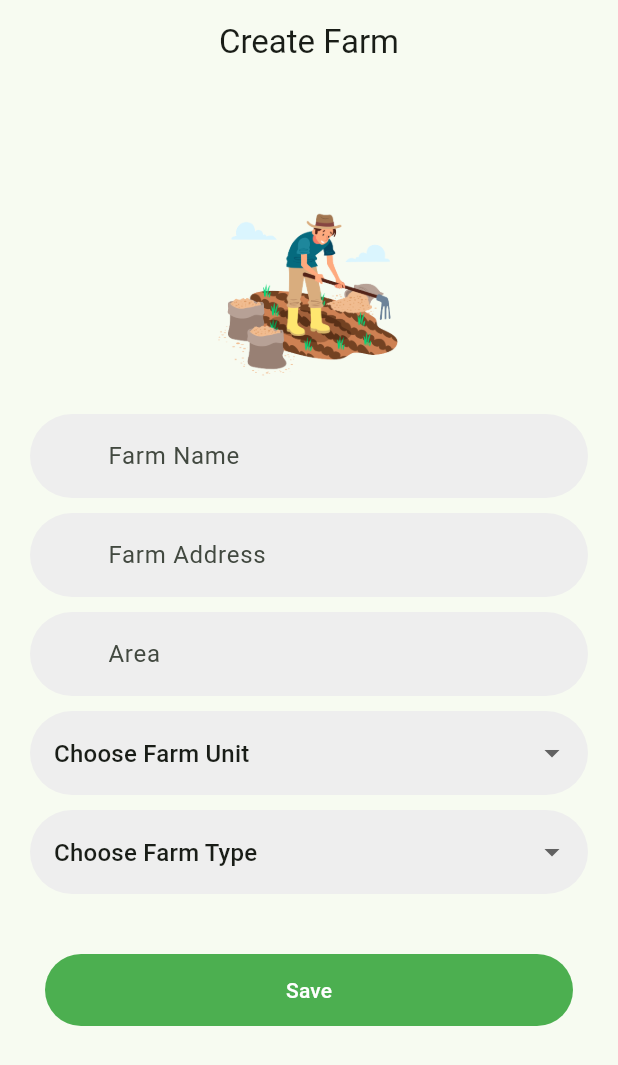
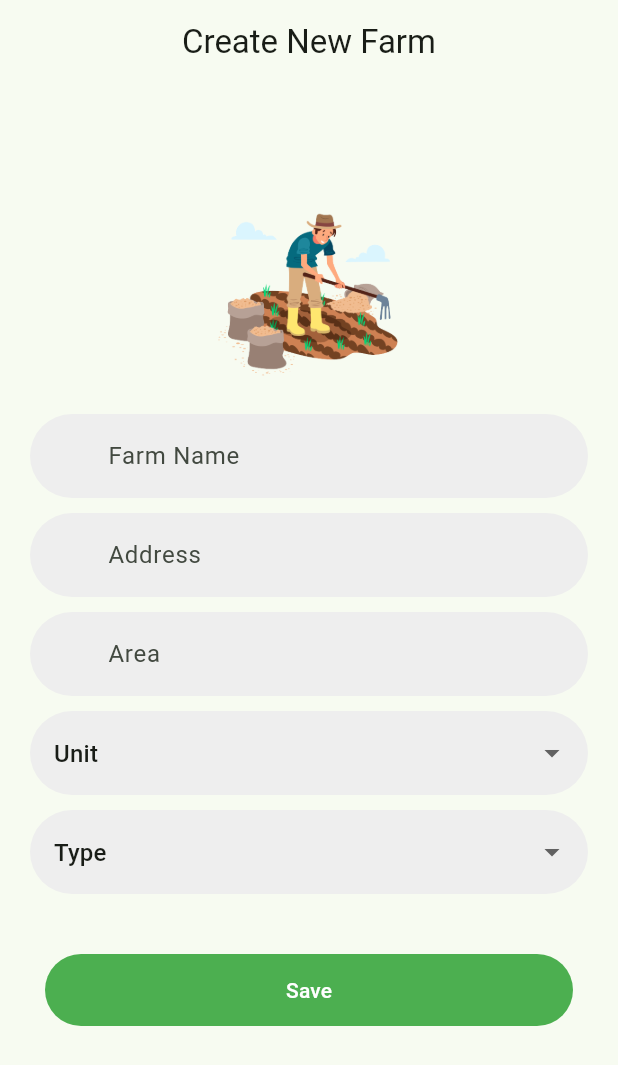
Before and after one commit to ShriHerwade/sheti_next, a Flutter app: the screen it shows after launch, on a phone screen of 412 x 824 dp. Shown: the top 1065 px of the screen. Run offline on Flutter 3.47's test engine with Material 2 defaults, Android fonts, the phone set to English and light mode, and no system bars; our stand-ins replace google_nav_bar, introduction_screen, shared_preferences, sqflite, toast; accounts and stored records are empty.

Commit message:
typo correction done

```diff
--- a/lib/zebra/screen/farming/CreateFarmScreen.dart
+++ b/lib/zebra/screen/farming/CreateFarmScreen.dart
@@ -16,7 +16,7 @@ class _CreateFarmsState extends State<CreateFarms> {
   final _confarmAddress = TextEditingController();
   final _confarmArea = TextEditingController();
   final _farmType=["Owned","Leased","Joint Venture"];
-  final _unit=["Acres","Hecters"];
+  final _unit=["Acre","Hectare"];
   //final _comArea = selectedText;
   //final _comType =
   DbHelper? dbHelper;
@@ -56,7 +56,7 @@ class _CreateFarmsState extends State<CreateFarms> {
   Widget build(BuildContext context) {
     return Scaffold(
       appBar: AppBar(
-        title: Text("Create Farm"),
+        title: Text("Create New Farm"),
         centerTitle: true,
       ),
       body: Form(
@@ -96,7 +96,7 @@ class _CreateFarmsState extends State<CreateFarms> {
                   SizedBox(height: 10.0),
                   NxTextFormField(
                     controller: _confarmAddress,
-                    hintName: "Farm Address",
+                    hintName: "Address",
                     inputType: TextInputType.name,
 
                   ),
@@ -108,14 +108,14 @@ class _CreateFarmsState extends State<CreateFarms> {
                   ),
                   const SizedBox(height: 10),
                   NxDDFormField(
-                    selectOptionText: "Choose Farm Unit",
+                    selectOptionText: "Unit",
                       options: _unit,
                       value: '',
                       onChanged: (New){},
                       ),
                   const SizedBox(height: 10),
                   NxDDFormField(
-                      selectOptionText: "Choose Farm Type",
+                      selectOptionText: "Type",
                       options: _farmType,
                       value: "",
                       onChanged: (New){},
```
